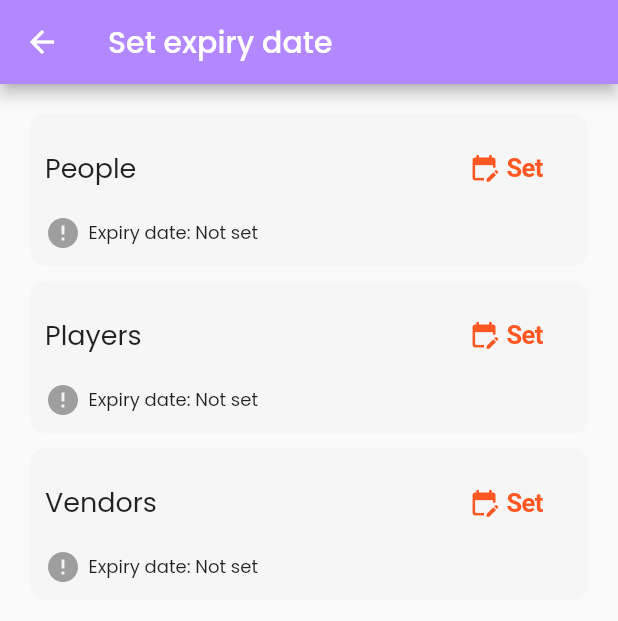
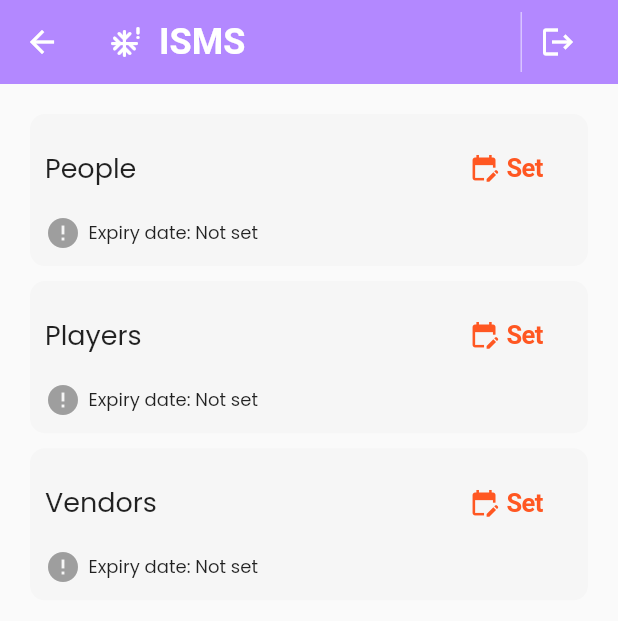
Before and after one commit to mazumdersaptarshi/isms_backup, a Flutter app: the ReminderScreen screen opened directly, on a phone screen of 412 x 824 dp. Shown: the top 621 px of the screen. Run offline on Flutter 3.47's test engine with Material 2 defaults, Android fonts, the phone set to English and light mode, and no system bars; our stand-ins replace cloud_firestore, csv, file_picker, firebase_auth, firebase_core, firebase_storage and 8 more; missing offline and left inert: file_saver, html_editor_enhanced, universal_html; accounts and stored records are empty; Roboto replaces fonts that are missing (Montserrat); project files that could hold a hidden picture were left out.

Commit message:
added customappbar in reminderscreen

```diff
--- a/lib/screens/reminderScreen.dart
+++ b/lib/screens/reminderScreen.dart
@@ -2,6 +2,7 @@ import 'package:cloud_firestore/cloud_firestore.dart';
 import 'package:flutter/cupertino.dart';
 import 'package:flutter/material.dart';
 import 'package:intl/intl.dart';
+import 'package:isms/sharedWidgets/customAppBar.dart';
 import 'package:isms/userManagement/loggedInState.dart';
 import 'package:provider/provider.dart';
 
@@ -272,9 +273,8 @@ class _ReminderScreenState extends State<ReminderScreen> {
   @override
   Widget build(BuildContext context) {
     return Scaffold(
-      appBar: AppBar(
-        backgroundColor: Colors.deepPurpleAccent.shade100,
-        title: const Text('Set expiry date'),
+      appBar: CustomAppBar(
+        loggedInState: loggedInState,
       ),
       body: Padding(
         padding: const EdgeInsets.all(20.0),
```
